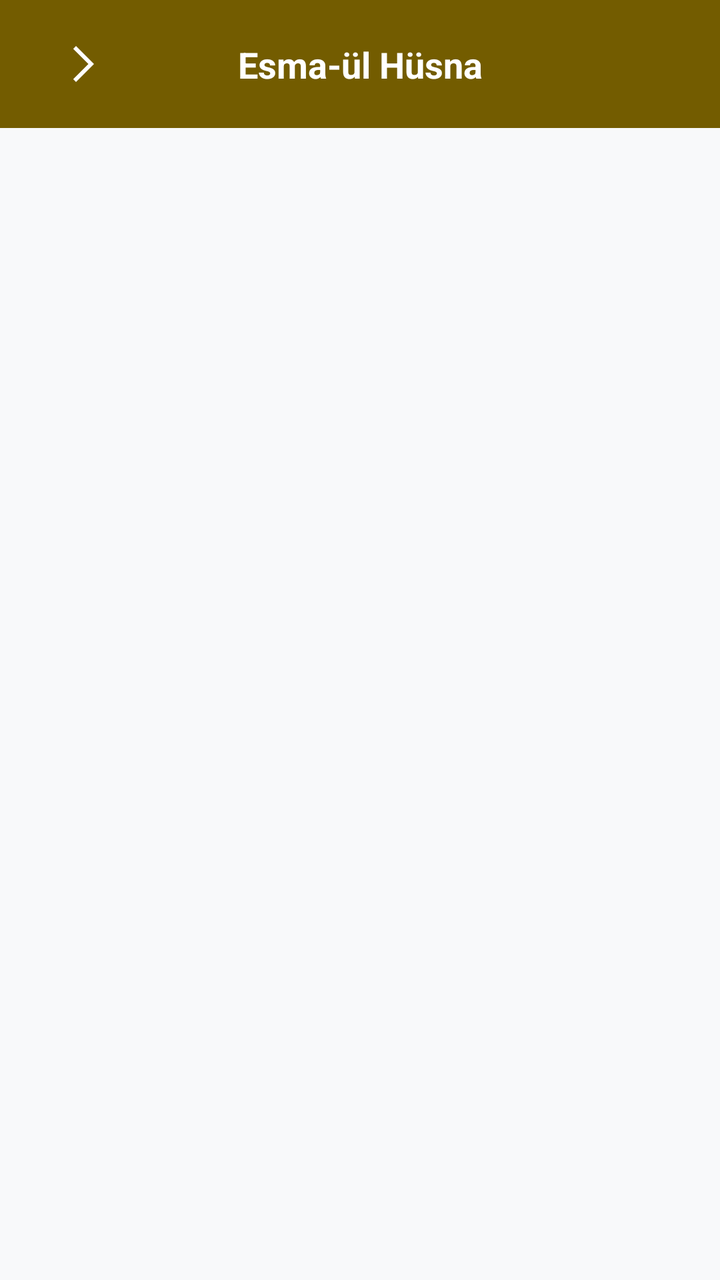
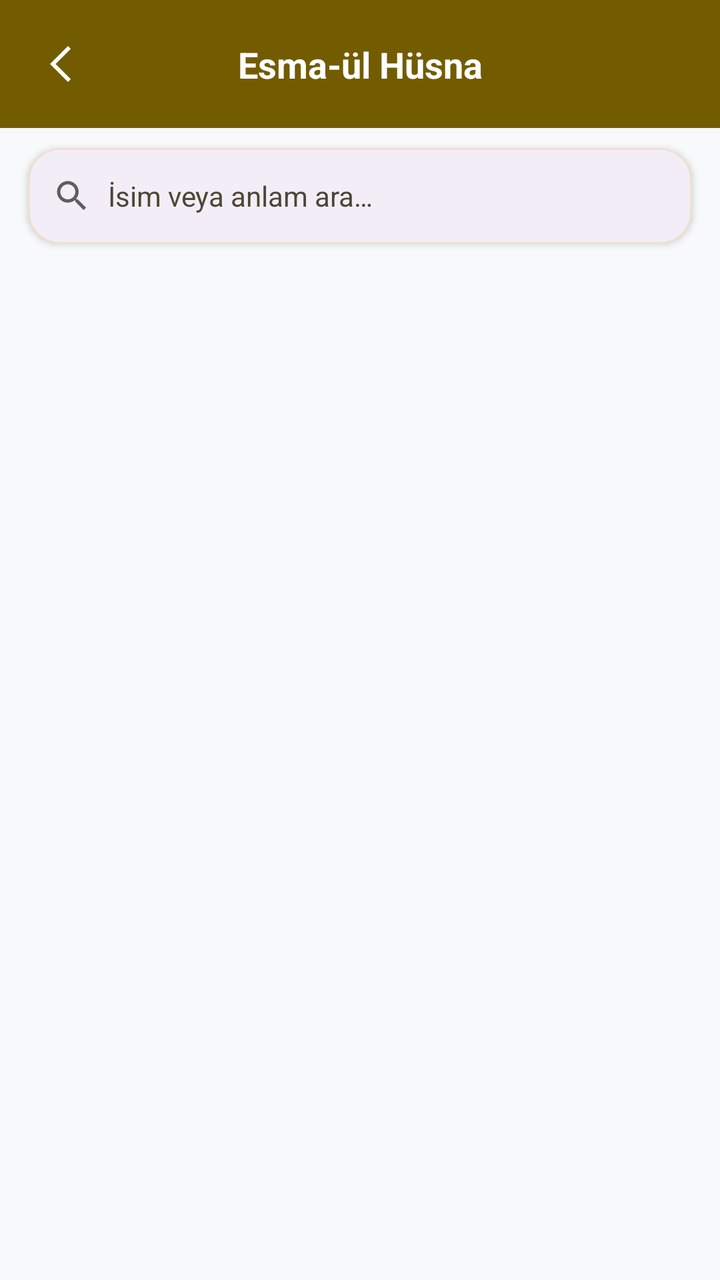

An Android layout rendered at two revisions. The XML below is the earlier revision; the diff shows what the commit changed to produce the second picture.
<!-- AndroidManifest.xml: activity theme Theme.Hilalim -->
<!-- res/layout/activity_esma_husna.xml -->
<?xml version="1.0" encoding="utf-8"?>
<androidx.constraintlayout.widget.ConstraintLayout xmlns:android="http://schemas.android.com/apk/res/android"
    xmlns:app="http://schemas.android.com/apk/res-auto"
    xmlns:tools="http://schemas.android.com/tools"
    android:layout_width="match_parent"
    android:layout_height="match_parent"
    android:background="@color/neutral_bg">

    <androidx.constraintlayout.widget.ConstraintLayout
        android:id="@+id/header"
        android:layout_width="match_parent"
        android:layout_height="64dp"
        android:background="@color/header_bg"
        android:paddingHorizontal="16dp"
        app:layout_constraintTop_toTopOf="parent">

        <ImageView
            android:id="@+id/btn_back"
            android:layout_width="40dp"
            android:layout_height="40dp"
            android:padding="8dp"
            android:src="@drawable/ic_back_arrow"
            android:rotation="180"
            app:layout_constraintBottom_toBottomOf="parent"
            app:layout_constraintStart_toStartOf="parent"
            app:layout_constraintTop_toTopOf="parent"
            app:tint="@color/white" />

        <TextView
            android:layout_width="wrap_content"
            android:layout_height="wrap_content"
            android:text="Esma-ül Hüsna"
            android:textColor="@color/white"
            android:textSize="18sp"
            android:textStyle="bold"
            app:layout_constraintBottom_toBottomOf="parent"
            app:layout_constraintEnd_toEndOf="parent"
            app:layout_constraintStart_toStartOf="parent"
            app:layout_constraintTop_toTopOf="parent" />
    </androidx.constraintlayout.widget.ConstraintLayout>

    <androidx.recyclerview.widget.RecyclerView
        android:id="@+id/rv_esma"
        android:layout_width="match_parent"
        android:layout_height="0dp"
        android:padding="8dp"
        android:clipToPadding="false"
        app:layout_constraintBottom_toBottomOf="parent"
        app:layout_constraintTop_toBottomOf="@id/header" />

</androidx.constraintlayout.widget.ConstraintLayout>
<!-- resources referenced by this layout -->
<resources>
  <color name="header_bg">#735C00</color>
  <color name="neutral_bg">@color/md_theme_light_background</color>
  <color name="white">#FFFFFFFF</color>
  <!-- drawable ic_back_arrow (drawable) -->
  <vector xmlns:android="http://schemas.android.com/apk/res/android"
      android:width="24dp"
      android:height="24dp"
      android:viewportWidth="960"
      android:viewportHeight="960"
      android:autoMirrored="true"
      android:tint="?attr/colorControlNormal">
    <path
        android:fillColor="@android:color/white"
        android:pathData="M400,840L40,480L400,120L456,176L152,480L456,784L400,840Z"/>
  </vector>
  <style name="Theme.Hilalim" parent="Base.Theme.Hilalim" />
  <color name="md_theme_light_background">#F8F9FA</color>
  <color name="md_theme_light_primary">#735C00</color>
  <color name="md_theme_light_onPrimary">#FFFFFF</color>
  <color name="md_theme_light_primaryContainer">#D4AF37</color>
  <color name="md_theme_light_onPrimaryContainer">#554300</color>
  <color name="md_theme_light_secondary">#5E5F5C</color>
  <color name="md_theme_light_onSecondary">#FFFFFF</color>
  <color name="md_theme_light_secondaryContainer">#E0E0DC</color>
  <color name="md_theme_light_onSecondaryContainer">#626360</color>
  <color name="md_theme_light_tertiary">#5F5F56</color>
  <color name="md_theme_light_onTertiary">#FFFFFF</color>
  <color name="md_theme_light_tertiaryContainer">#B4B3A8</color>
  <color name="md_theme_light_onTertiaryContainer">#45453D</color>
  <color name="md_theme_light_surface">#F8F9FA</color>
  <color name="md_theme_light_onSurface">#191C1D</color>
  <color name="md_theme_light_surfaceVariant">#E1E3E4</color>
  <color name="md_theme_light_onSurfaceVariant">#4D4635</color>
  <color name="md_theme_light_outline">#7F7663</color>
  <color name="md_theme_light_inverseSurface">#2E3132</color>
  <color name="md_theme_light_inverseOnSurface">#EFF1F2</color>
  <color name="md_theme_light_error">#BA1A1A</color>
  <color name="md_theme_light_onError">#FFFFFF</color>
  <color name="md_theme_light_errorContainer">#FFDAD6</color>
  <color name="md_theme_light_onErrorContainer">#93000A</color>
  <!-- unchanged entries left out for length: 1 -->
</resources>

<!-- the commit's change to res/layout/activity_esma_husna.xml (unified diff, before → after) -->
@@ -18,9 +18,9 @@
             android:id="@+id/btn_back"
             android:layout_width="40dp"
             android:layout_height="40dp"
+            android:contentDescription="@string/desc_back"
             android:padding="8dp"
             android:src="@drawable/ic_back_arrow"
-            android:rotation="180"
             app:layout_constraintBottom_toBottomOf="parent"
             app:layout_constraintStart_toStartOf="parent"
             app:layout_constraintTop_toTopOf="parent"
@@ -29,7 +29,7 @@
         <TextView
             android:layout_width="wrap_content"
             android:layout_height="wrap_content"
-            android:text="Esma-ül Hüsna"
+            android:text="@string/esma_title"
             android:textColor="@color/white"
             android:textSize="18sp"
             android:textStyle="bold"
@@ -39,13 +39,57 @@
             app:layout_constraintTop_toTopOf="parent" />
     </androidx.constraintlayout.widget.ConstraintLayout>
 
+    <com.google.android.material.card.MaterialCardView
+        android:id="@+id/search_esma_card"
+        android:layout_width="match_parent"
+        android:layout_height="48dp"
+        android:layout_marginHorizontal="14dp"
+        android:layout_marginTop="10dp"
+        app:cardBackgroundColor="?attr/colorSurfaceContainer"
+        app:cardCornerRadius="16dp"
+        app:cardElevation="2dp"
+        app:layout_constraintTop_toBottomOf="@id/header"
+        app:strokeColor="@color/card_stroke"
+        app:strokeWidth="1dp">
+
+        <LinearLayout
+            android:layout_width="match_parent"
+            android:layout_height="match_parent"
+            android:gravity="center_vertical"
+            android:orientation="horizontal"
+            android:paddingHorizontal="12dp">
+
+            <ImageView
+                android:layout_width="20dp"
+                android:layout_height="20dp"
+                android:contentDescription="@null"
+                android:src="@drawable/ic_search_rounded"
+                app:tint="?attr/colorSecondary" />
+
+            <EditText
+                android:id="@+id/et_search_esma"
+                android:layout_width="match_parent"
+                android:layout_height="match_parent"
+                android:layout_marginStart="8dp"
+                android:background="@android:color/transparent"
+                android:hint="@string/esma_search_hint"
+                android:importantForAutofill="no"
+                android:inputType="text"
+                android:singleLine="true"
+                android:textColor="?attr/colorOnSurface"
+                android:textColorHint="?attr/colorOnSurfaceVariant"
+                android:textSize="14sp" />
+        </LinearLayout>
+    </com.google.android.material.card.MaterialCardView>
+
     <androidx.recyclerview.widget.RecyclerView
         android:id="@+id/rv_esma"
         android:layout_width="match_parent"
         android:layout_height="0dp"
+        android:layout_marginTop="4dp"
+        android:clipToPadding="false"
         android:padding="8dp"
-        android:clipToPadding="false"
         app:layout_constraintBottom_toBottomOf="parent"
-        app:layout_constraintTop_toBottomOf="@id/header" />
+        app:layout_constraintTop_toBottomOf="@id/search_esma_card" />
 
 </androidx.constraintlayout.widget.ConstraintLayout>
<!-- resource entries referenced after the edit -->
@@ -1,5 +1,6 @@
 <!-- resources referenced by this layout -->
 <resources>
+  <color name="card_stroke">#33D4AF37</color>
   <color name="header_bg">#735C00</color>
   <color name="neutral_bg">@color/md_theme_light_background</color>
   <color name="white">#FFFFFFFF</color>
@@ -15,6 +16,19 @@
         android:fillColor="@android:color/white"
         android:pathData="M400,840L40,480L400,120L456,176L152,480L456,784L400,840Z"/>
   </vector>
+  <!-- drawable ic_search_rounded (drawable) -->
+  <vector xmlns:android="http://schemas.android.com/apk/res/android"
+      android:width="24dp"
+      android:height="24dp"
+      android:viewportWidth="24"
+      android:viewportHeight="24">
+      <path
+          android:fillColor="#FFFFFFFF"
+          android:pathData="M15.5,14h-0.79l-0.28,-0.27C15.41,12.59 16,11.11 16,9.5 16,5.91 13.09,3 9.5,3S3,5.91 3,9.5 5.91,16 9.5,16c1.61,0 3.09,-0.59 4.23,-1.57l0.27,0.28v0.79l5,4.99L20.49,19l-4.99,-5zM9.5,14C7.01,14 5,11.99 5,9.5S7.01,5 9.5,5 14,7.01 14,9.5 11.99,14 9.5,14z" />
+  </vector>
+  <string name="desc_back">Geri</string>
+  <string name="esma_search_hint">İsim veya anlam ara…</string>
+  <string name="esma_title">Esma-ül Hüsna</string>
   <style name="Theme.Hilalim" parent="Base.Theme.Hilalim" />
   <color name="md_theme_light_background">#F8F9FA</color>
   <color name="md_theme_light_primary">#735C00</color>
